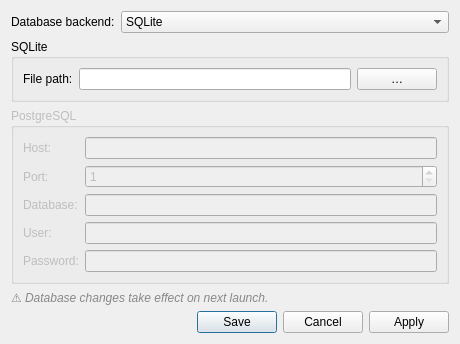
Above: src/gui/ui/settings_dialog.ui from techandpeople/SoftEdIBO before the change. Below: the same form after it.
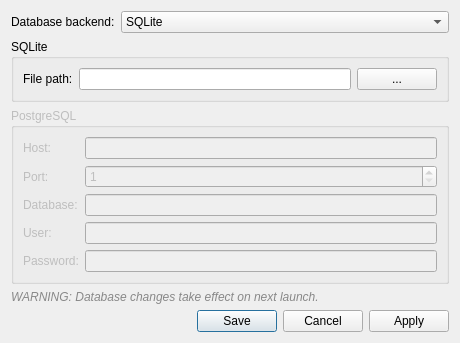
That is the form after the change.

```diff
--- a/src/gui/ui/settings_dialog.ui
+++ b/src/gui/ui/settings_dialog.ui
@@ -28,7 +28,7 @@
       <item row="0" column="1">
        <layout class="QHBoxLayout">
         <item><widget class="QLineEdit" name="db_path_edit"><property name="whatsThis"><string>Path to the SQLite database file. Created if it does not exist; back this file up to keep your data.</string></property></widget></item>
-        <item><widget class="QPushButton" name="browse_btn"><property name="whatsThis"><string>Browse for the SQLite file location.</string></property><property name="text"><string>…</string></property><property name="maximumWidth"><number>32</number></property></widget></item>
+        <item><widget class="QPushButton" name="browse_btn"><property name="whatsThis"><string>Browse for the SQLite file location.</string></property><property name="text"><string>...</string></property><property name="maximumWidth"><number>32</number></property></widget></item>
        </layout>
       </item>
      </layout>
@@ -56,7 +56,7 @@
    </item>
    <item>
     <widget class="QLabel" name="db_restart_label">
-     <property name="text"><string>⚠ Database changes take effect on next launch.</string></property>
+     <property name="text"><string>WARNING: Database changes take effect on next launch.</string></property>
      <property name="styleSheet"><string>color: #888888; font-style: italic;</string></property>
     </widget>
    </item>
```
